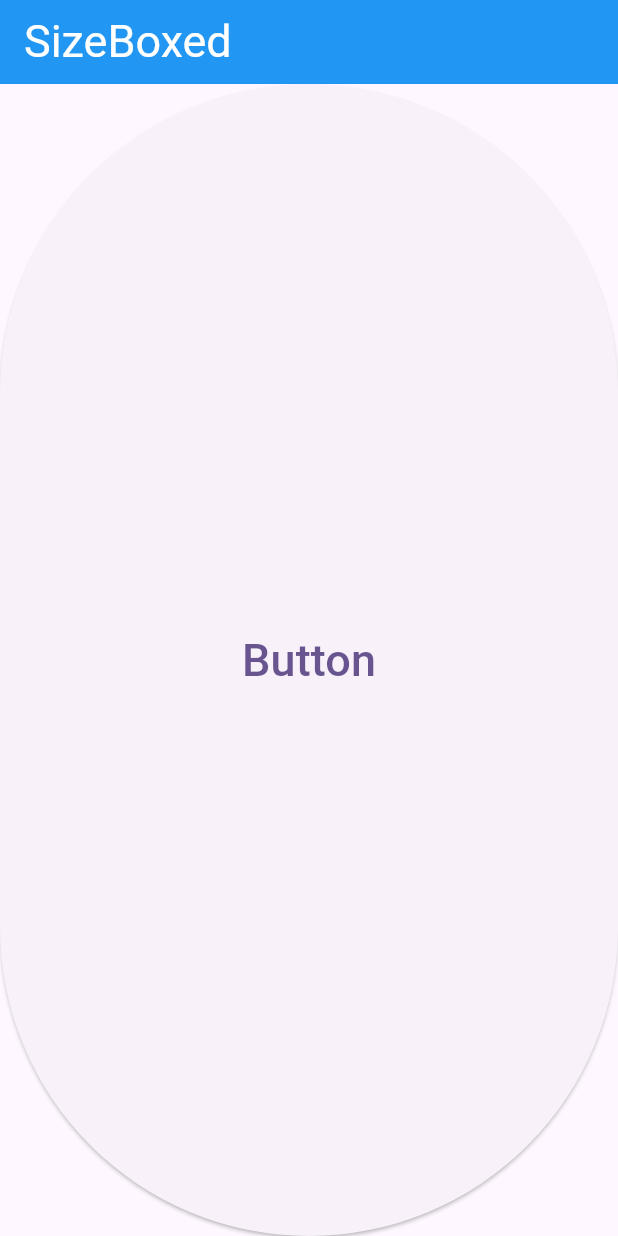
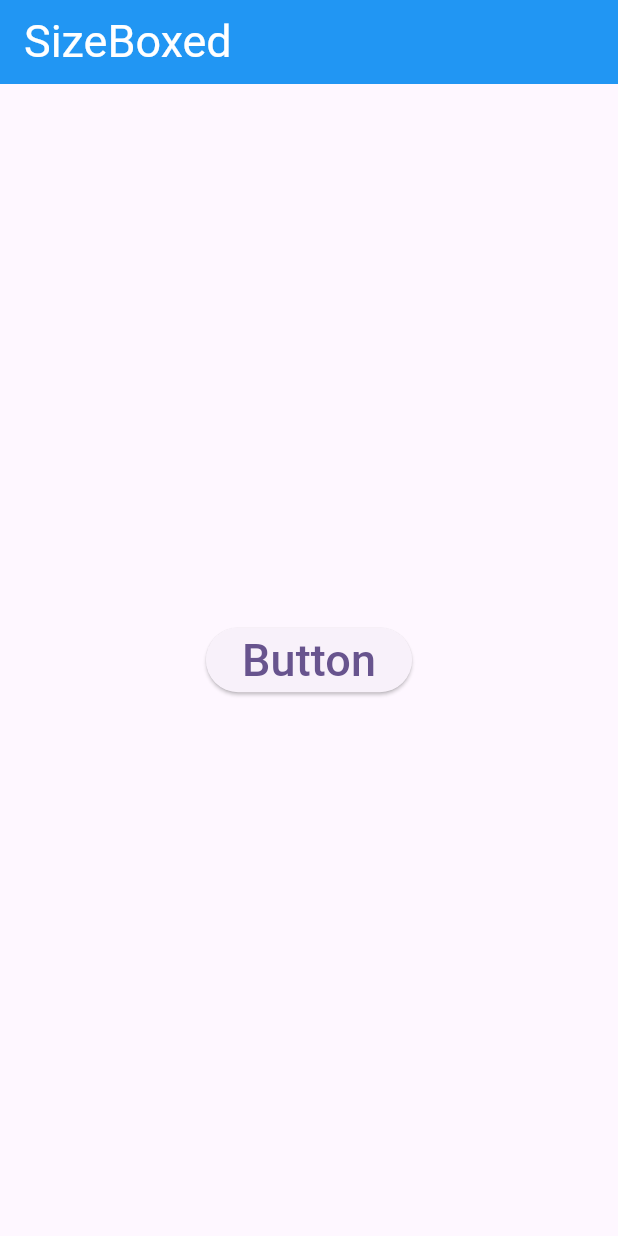
Before and after one commit to Roshan-Barkane/flutter_widgets_of_the_day, a Flutter app: the screen it shows after launch, on a phone screen of 412 x 824 dp. Run offline on Flutter 3.47's test engine with Material 3 defaults, Android fonts, the phone set to English and light mode, and no system bars.

Commit message:
done SixedBox Widget

```diff
--- a/lib/sizeboxed.dart
+++ b/lib/sizeboxed.dart
@@ -13,16 +13,21 @@ class SizeboxedWidget extends StatelessWidget {
           style: TextStyle(fontSize: 30, color: Colors.white),
         ),
       ),
-      /* ElevatedButton not having and size property so apply the size with sixeBoxed */
+      /* ElevatedButton not having and size property so apply the size with sixeBoxed
+      1. SizedBod.expand is fill all the size in parents,
+      2. SizedBox.fromSize make a circle button      */
       body: Center(
-        child: SizedBox(
-          height: double.infinity,
-          width: double.infinity,
-          child: ElevatedButton(
-            onPressed: () {},
-            child: const Text(
-              "Button",
-              style: TextStyle(fontSize: 30),
+        child: Container(
+          child: SizedBox.square(
+            //size:const  Size(200, 200),
+            /* height: double.infinity,
+            width: double.infinity, */
+            child: ElevatedButton(
+              onPressed: () {},
+              child: const Text(
+                "Button",
+                style: TextStyle(fontSize: 30),
+              ),
             ),
           ),
         ),
```
